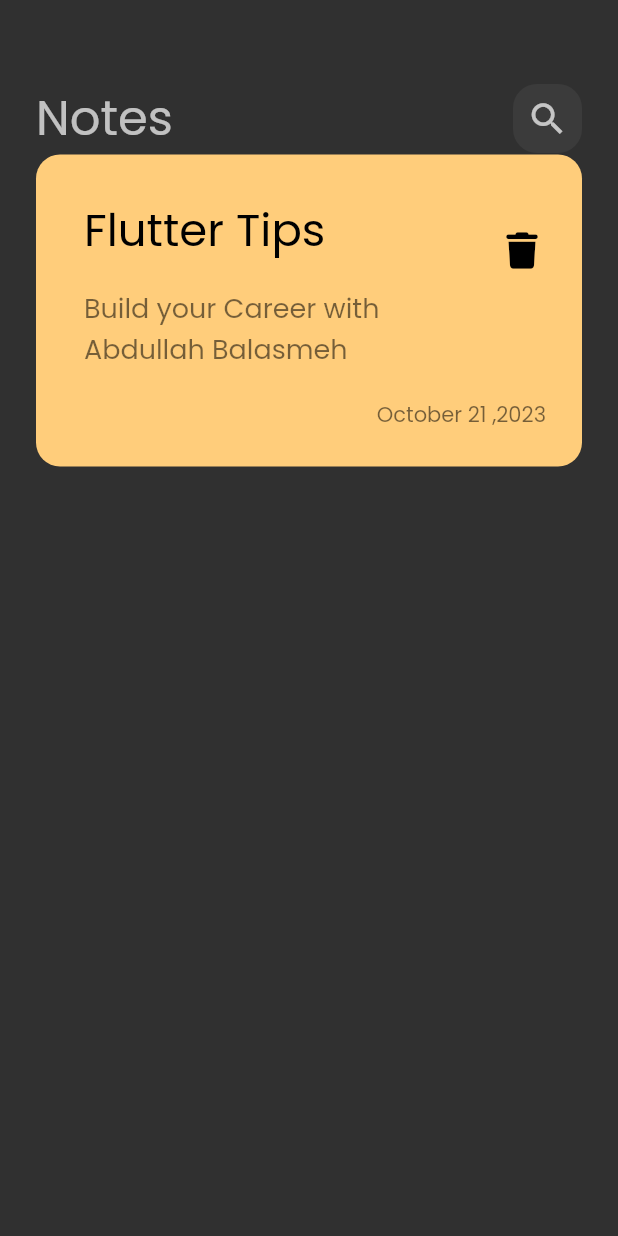
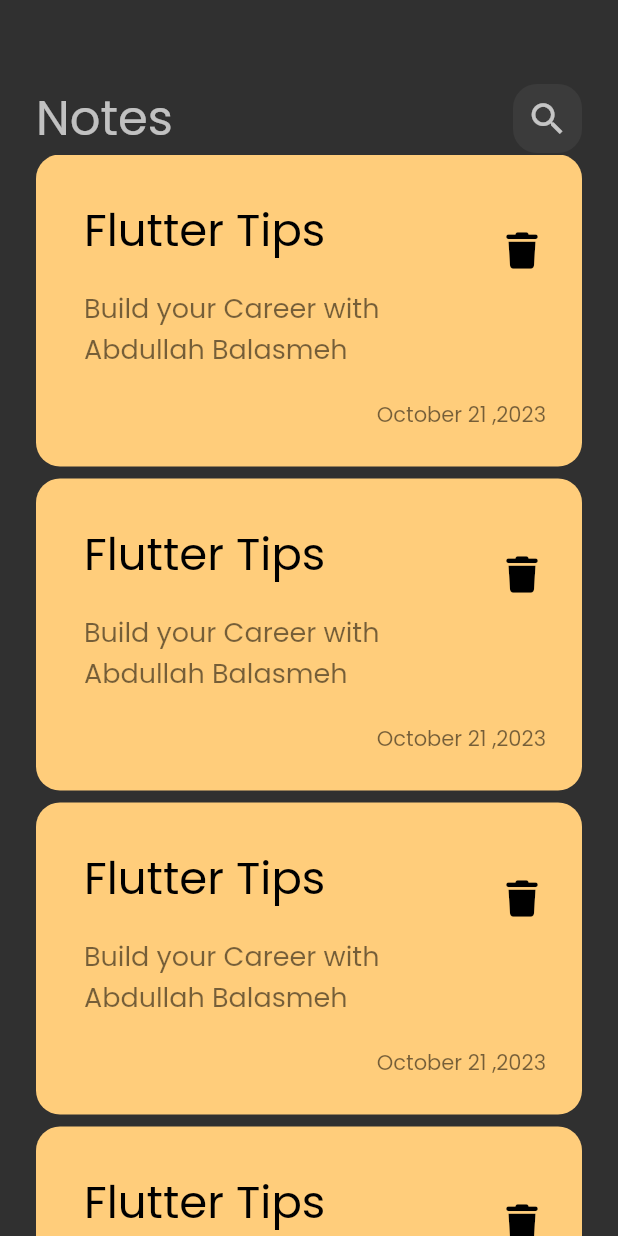
Before and after one commit to Abdullah-Balasmeh/notes_app, a Flutter app: the screen it shows after launch, on a phone screen of 412 x 824 dp. Run offline on Flutter 3.47's test engine with Material 2 defaults, Android fonts, the phone set to English and light mode, and no system bars; our stand-ins replace font_awesome_flutter.

Commit message:
create notes list views

```diff
--- a/lib/main.dart
+++ b/lib/main.dart
@@ -14,7 +14,7 @@ class NotesApp extends StatelessWidget {
     return MaterialApp(
       debugShowCheckedModeBanner: false,
       theme: ThemeData(brightness: Brightness.dark, fontFamily: 'Poppins'),
-      home: NotesViews(),
+      home: const NotesViews(),
     );
   }
 }
--- a/lib/widgets/custom_note_item.dart
+++ b/lib/widgets/custom_note_item.dart
@@ -6,7 +6,9 @@ class NotesItem extends StatelessWidget {
 
   @override
   Widget build(BuildContext context) {
-    return Container(
+    return Padding(
+      padding: const EdgeInsets.only(bottom: 8),
+      child: Container(
         padding: const EdgeInsets.only(
           top: 24,
           bottom: 24,
@@ -47,6 +49,7 @@ class NotesItem extends StatelessWidget {
             )
           ],
         ),
+      ),
     );
   }
 }
--- /dev/null
+++ b/lib/widgets/notes_list_view.dart
@@ -0,0 +1,13 @@
+import 'package:flutter/material.dart';
+import 'package:notesapp/widgets/custom_note_item.dart';
+
+class NotesListView extends StatelessWidget {
+  const NotesListView({super.key});
+
+  @override
+  Widget build(BuildContext context) {
+    return ListView.builder(itemBuilder: (context, index) {
+      return const NotesItem();
+    });
+  }
+}
--- a/lib/widgets/notesview_body.dart
+++ b/lib/widgets/notesview_body.dart
@@ -1,7 +1,6 @@
 import 'package:flutter/material.dart';
-
 import 'package:notesapp/widgets/custom_appbar.dart';
-import 'package:notesapp/widgets/custom_note_item.dart';
+import 'package:notesapp/widgets/notes_list_view.dart';
 
 class NotesViewsBody extends StatelessWidget {
   const NotesViewsBody({super.key});
@@ -18,7 +17,7 @@ class NotesViewsBody extends StatelessWidget {
             height: 55,
           ),
           CutsomAppBar(),
-          NotesItem(),
+          Expanded(child: NotesListView()),
         ],
       ),
     );
```
Lines whose indentation alone changed are shown as unchanged.
